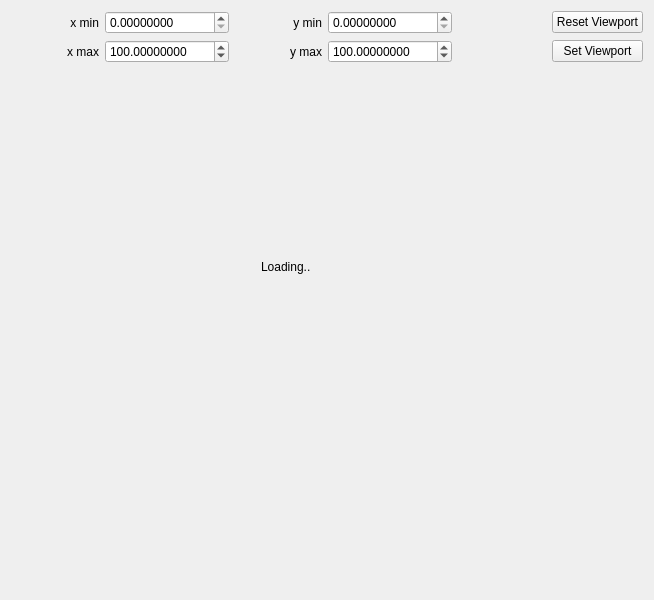
The window that layouts/graph_display_window.ui (hitranonline/hapiest) describes before a commit, drawn with Qt 5.
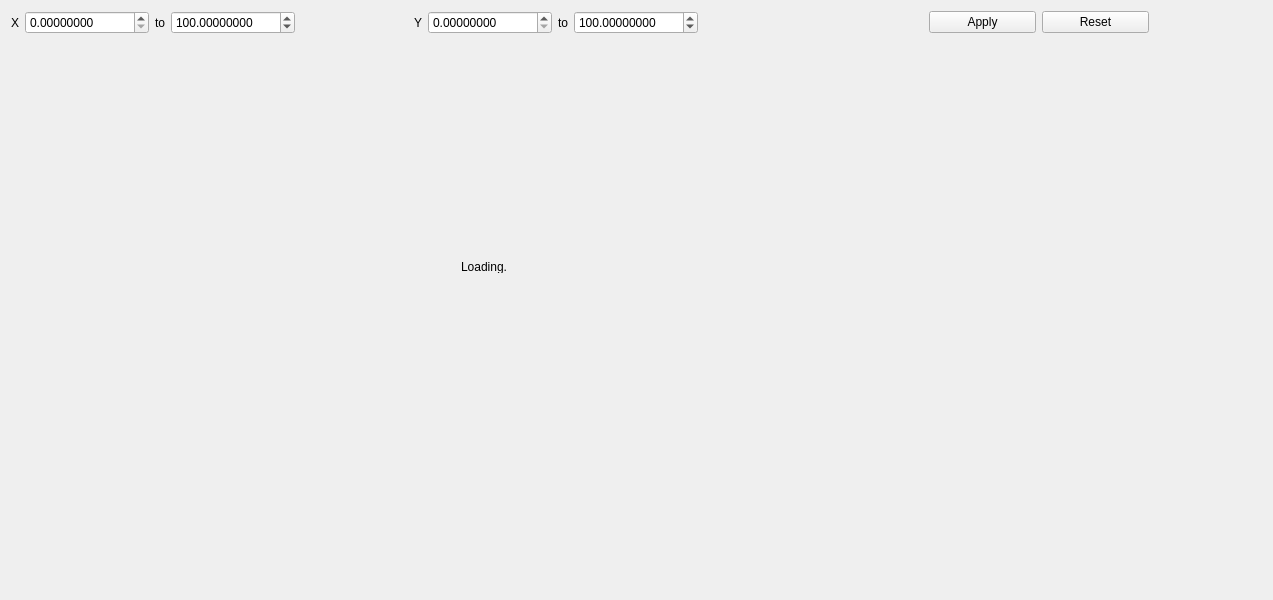
The same window after the commit.

Commit message: Improvements to the Graph Display Window UI, general improvements to user feedback.

What changed in the file:
```diff
--- a/layouts/graph_display_window.ui
+++ b/layouts/graph_display_window.ui
@@ -6,7 +6,7 @@
             <rect>
                 <x>0</x>
                 <y>0</y>
-                <width>654</width>
+                <width>1273</width>
                 <height>600</height>
             </rect>
         </property>
@@ -14,7 +14,7 @@
             <string>Graph</string>
         </property>
         <layout class="QGridLayout" name="gridLayout">
-            <item row="2" column="0" colspan="6">
+            <item row="3" column="0" colspan="9">
                 <layout class="QVBoxLayout" name="verticalLayout">
                     <property name="sizeConstraint">
                         <enum>QLayout::SetNoConstraint</enum>
@@ -30,61 +30,53 @@
                             <widget class="QLabel" name="loading_label">
                                 <property name="geometry">
                                     <rect>
-                                        <x>250</x>
-                                        <y>190</y>
-                                        <width>71</width>
-                                        <height>16</height>
+                                        <x>450</x>
+                                        <y>220</y>
+                                        <width>45</width>
+                                        <height>13</height>
                                     </rect>
                                 </property>
                                 <property name="text">
                                     <string>Loading..</string>
                                 </property>
+                                <property name="textFormat">
+                                    <enum>Qt::PlainText</enum>
+                                </property>
+                                <property name="wordWrap">
+                                    <bool>true</bool>
+                                </property>
                             </widget>
                         </widget>
                     </item>
                 </layout>
             </item>
-            <item row="1" column="5">
+            <item row="2" column="7">
+                <widget class="QPushButton" name="reset">
+                    <property name="text">
+                        <string>Reset</string>
+                    </property>
+                </widget>
+            </item>
+            <item row="2" column="6">
                 <widget class="QPushButton" name="set_viewport">
                     <property name="text">
-                        <string>Set Viewport</string>
+                        <string>Apply</string>
                     </property>
                 </widget>
             </item>
-            <item row="0" column="0">
-                <widget class="QLabel" name="label">
-                    <property name="text">
-                        <string>x min</string>
-                    </property>
-                    <property name="alignment">
-                        <set>Qt::AlignRight|Qt::AlignTrailing|Qt::AlignVCenter</set>
-                    </property>
-                </widget>
-            </item>
-            <item row="1" column="0">
+            <item row="2" column="0">
+                <layout class="QHBoxLayout" name="horizontalLayout">
+                    <item>
                 <widget class="QLabel" name="label_2">
                     <property name="text">
-                        <string>x max</string>
+                                <string>X</string>
                     </property>
                     <property name="alignment">
                         <set>Qt::AlignRight|Qt::AlignTrailing|Qt::AlignVCenter</set>
                     </property>
                 </widget>
             </item>
-            <item row="1" column="1">
-                <widget class="QDoubleSpinBox" name="xmax">
-                    <property name="decimals">
-                        <number>8</number>
-                    </property>
-                    <property name="maximum">
-                        <double>9007199254740992.000000000000000</double>
-                    </property>
-                    <property name="value">
-                        <double>100.000000000000000</double>
-                    </property>
-                </widget>
-            </item>
-            <item row="0" column="1">
+                    <item>
                 <widget class="QDoubleSpinBox" name="xmin">
                     <property name="decimals">
                         <number>8</number>
@@ -94,18 +86,15 @@
                     </property>
                 </widget>
             </item>
-            <item row="0" column="2">
-                <widget class="QLabel" name="label_3">
+                    <item>
+                        <widget class="QLabel" name="label">
                     <property name="text">
-                        <string>y min</string>
-                    </property>
-                    <property name="alignment">
-                        <set>Qt::AlignRight|Qt::AlignTrailing|Qt::AlignVCenter</set>
+                                <string>to</string>
                     </property>
                 </widget>
             </item>
-            <item row="1" column="3">
-                <widget class="QDoubleSpinBox" name="ymax">
+                    <item>
+                        <widget class="QDoubleSpinBox" name="xmax">
                     <property name="decimals">
                         <number>8</number>
                     </property>
@@ -117,17 +106,21 @@
                     </property>
                 </widget>
             </item>
-            <item row="1" column="2">
+                </layout>
+            </item>
+            <item row="2" column="2" colspan="2">
+                <layout class="QHBoxLayout" name="horizontalLayout_2">
+                    <item>
                 <widget class="QLabel" name="label_4">
                     <property name="text">
-                        <string>y max</string>
+                                <string>Y</string>
                     </property>
                     <property name="alignment">
                         <set>Qt::AlignRight|Qt::AlignTrailing|Qt::AlignVCenter</set>
                     </property>
                 </widget>
             </item>
-            <item row="0" column="3">
+                    <item>
                 <widget class="QDoubleSpinBox" name="ymin">
                     <property name="decimals">
                         <number>8</number>
@@ -137,12 +130,27 @@
                     </property>
                 </widget>
             </item>
-            <item row="0" column="5">
-                <widget class="QPushButton" name="reset">
+                    <item>
+                        <widget class="QLabel" name="label_3">
                     <property name="text">
-                        <string>Reset Viewport</string>
-                    </property>
-                </widget>
+                                <string>to</string>
+                            </property>
+                        </widget>
+                    </item>
+                    <item>
+                        <widget class="QDoubleSpinBox" name="ymax">
+                            <property name="decimals">
+                                <number>8</number>
+                            </property>
+                            <property name="maximum">
+                                <double>9007199254740992.000000000000000</double>
+                            </property>
+                            <property name="value">
+                                <double>100.000000000000000</double>
+                            </property>
+                        </widget>
+                    </item>
+                </layout>
             </item>
         </layout>
     </widget>
```
Lines whose indentation alone changed are shown as unchanged. The commit also changes 9 other files.
